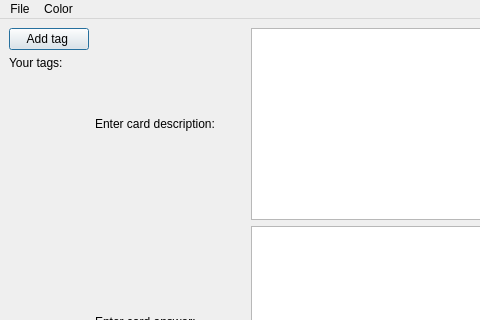
redbutterfly4/emphizor, file design.ui: the form before one commit; both pictures show x 0 to 480 and y 0 to 320 of the 800 by 600 pixel window.
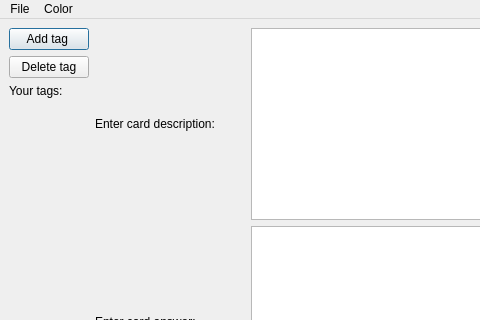
The form after the commit.

Commit message:
Fixed buttons styling (#10)
* fixed "Generate" and "remember me" buttons styling

* changed "Add tag" button styling, added "Delete tag" button

* implemented tad removing

* added "Delete card button"

* minor fixes

* implemented cards removing

* Update gui.py

---------

What changed in the file:
```diff
--- a/design.ui
+++ b/design.ui
@@ -33,6 +33,13 @@
         </property>
        </widget>
       </item>
+      <item>
+       <widget class="QPushButton" name="delete_tag_button">
+        <property name="text">
+         <string>Delete tag</string>
+        </property>
+       </widget>
+      </item>
       <item>
        <widget class="QLabel" name="label">
         <property name="frameShape">
```
The commit also changes 3 other files.
